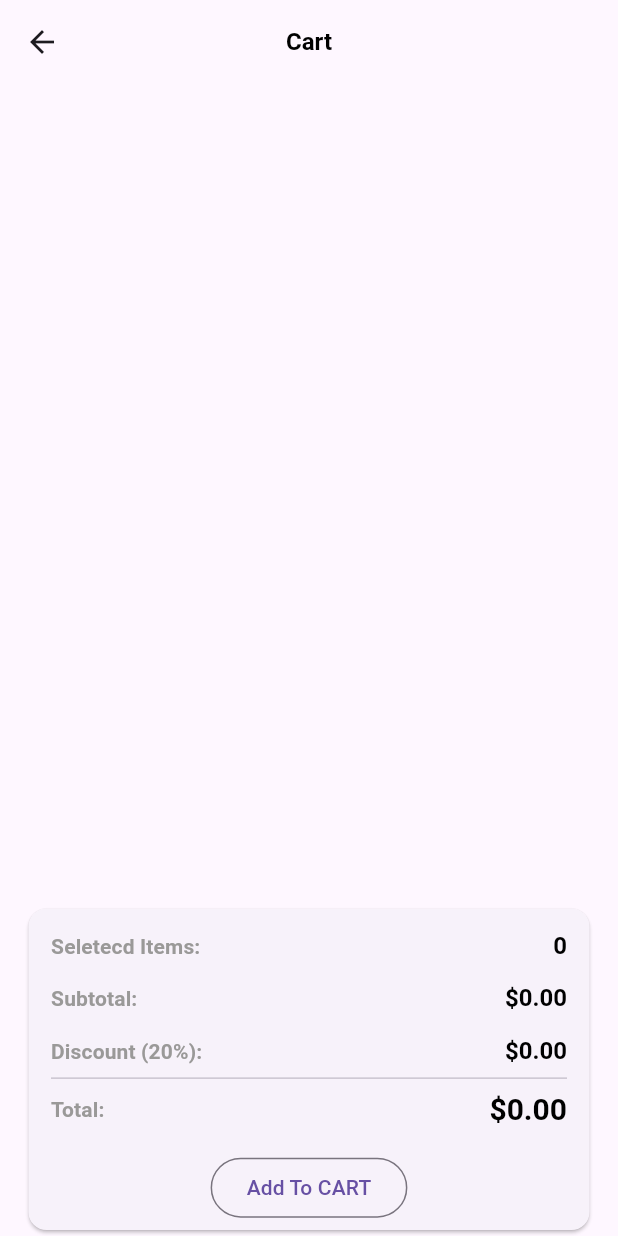
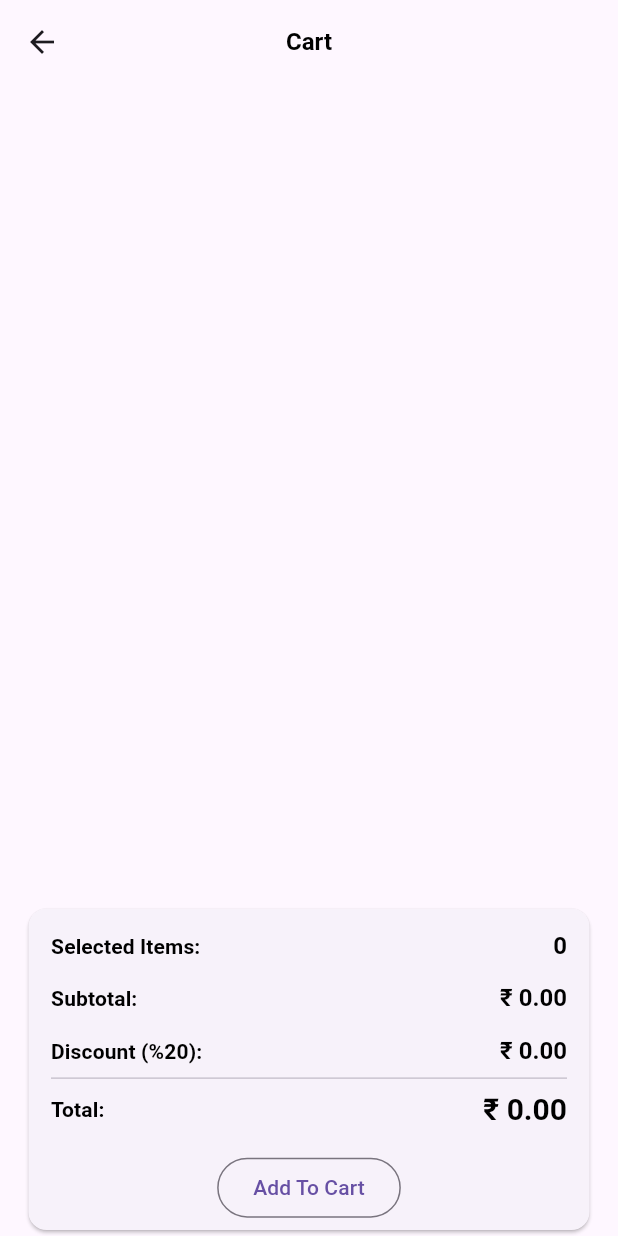
Before and after one commit to Mukeshkachchhawah/Ecommerce-Firebase-App, a Flutter app: the ShapingView screen opened directly, on a phone screen of 412 x 824 dp. Run offline on Flutter 3.47's test engine with Material 3 defaults, Android fonts, the phone set to English and light mode, and no system bars; our stand-ins replace another_flushbar, cloud_firestore, firebase_core, flutter_slidable, fluttertoast, lottie and 2 more; missing offline and left inert: flutter_cashfree_pg_sdk; accounts and stored records are empty.

Commit message:
midified file & dark & light theme manage

```diff
--- a/lib/ui/desbord/splash_view.dart
+++ b/lib/ui/desbord/splash_view.dart
@@ -21,6 +21,8 @@ class _SplashViewState extends State<SplashView> {
       () {
         Navigator.pushReplacement(
             context,
+
+
             MaterialPageRoute(
               builder: (context) => const BottomBarView(),
             ));
@@ -30,7 +32,7 @@ class _SplashViewState extends State<SplashView> {
 
   @override
   Widget build(BuildContext context) {
-    return Scaffold(
+    return const Scaffold(
       backgroundColor: Colors.amberAccent,
       body: Center(
         child: Icon(
--- a/lib/ui/screens/home/product_details_view.dart
+++ b/lib/ui/screens/home/product_details_view.dart
@@ -76,8 +76,9 @@ class _ProductDetailsViewState extends State<ProductDetailsView> {
                       hSpace(),
                       Text(
                         widget.productDesc,
-                        style: textStyleFonts14(context,
-                            colors: const Color(0xFFDBDBD8)),
+                        style: textStyleFonts14(
+                          context,
+                        ),
                       ),
                       hSpace(),
                       const Text("⭐⭐⭐⭐⭐"),
--- a/lib/ui/screens/shoping/shaping_view.dart
+++ b/lib/ui/screens/shoping/shaping_view.dart
@@ -1,20 +1,19 @@
-import 'package:e_commerece_clon/provider/card_item_provider.dart';
+import 'package:e_commerece_clon/ui/screens/shoping/shoping_view_modal.dart';
 import 'package:flutter/material.dart';
 import 'package:flutter_slidable/flutter_slidable.dart';
 import 'package:provider/provider.dart';
+
+import 'package:e_commerece_clon/provider/card_item_provider.dart';
 import 'package:e_commerece_clon/utils/ui_helper.dart';
-import 'package:e_commerece_clon/modal/cart_item_modal.dart';
-
-import 'payment_gatewat.dart';
 
 class ShapingView extends StatelessWidget {
-  const ShapingView({
-    super.key,
-  });
+  const ShapingView({Key? key}) : super(key: key);
 
   @override
   Widget build(BuildContext context) {
-    return Scaffold(
+    return ChangeNotifierProvider(
+      create: (_) => ShapingViewModel(),
+      child: Scaffold(
         appBar: AppBar(
           centerTitle: true,
           title: Text(
@@ -22,8 +21,8 @@ class ShapingView extends StatelessWidget {
             style: textStyleFonts16(context),
           ),
         ),
-      body: Consumer<CartProvider>(
-        builder: (context, cartProvider, _) => Padding(
+        body: Consumer2<CartProvider, ShapingViewModel>(
+          builder: (context, cartProvider, viewModel, _) => Padding(
             padding: const EdgeInsets.symmetric(horizontal: 15.0),
             child: Stack(
               alignment: AlignmentDirectional.bottomCenter,
@@ -33,8 +32,9 @@ class ShapingView extends StatelessWidget {
                   itemBuilder: (context, index) {
                     final item = cartProvider.cartItems[index];
                     return Slidable(
-                      endActionPane:
-                          ActionPane(motion: ScrollMotion(), children: [
+                      endActionPane: ActionPane(
+                        motion: const ScrollMotion(),
+                        children: [
                           SlidableAction(
                             onPressed: (context) {
                               context.read<CartProvider>().removeFromCart(item);
@@ -47,116 +47,9 @@ class ShapingView extends StatelessWidget {
                             icon: Icons.share,
                             label: 'Share',
                           )
-                      ]),
-                      child: CartItemWidget(item: item, index: index));
-
-                  //   CartItemWidget(item: item, index: index);
-                },
-              ),
-              Card(
-                child: SizedBox(
-                  height: MediaQuery.of(context).size.height * 0.26,
-                  child: Padding(
-                    padding: const EdgeInsets.all(15.0),
-                    child: Column(
-                      children: [
-                        Row(
-                          mainAxisAlignment: MainAxisAlignment.spaceBetween,
-                          children: [
-                            Text(
-                              "Seletecd Items: ",
-                              style: textStyleFonts14(context,
-                                  colors: const Color(0xff9a9998)),
-                            ),
-                            Text(
-                              "${cartProvider.cartItems.length}",
-                              style: textStyleFonts16(context),
-                            ),
                         ],
                       ),
-                        hSpace(),
-                        Row(
-                          mainAxisAlignment: MainAxisAlignment.spaceBetween,
-                          children: [
-                            Text(
-                              "Subtotal:",
-                              style: textStyleFonts14(context,
-                                  colors: const Color(0xff9a9998)),
-                            ),
-                            Text(
-                              "\$${cartProvider.subtotal.toStringAsFixed(2)}",
-                              style: textStyleFonts16(context),
-                            ),
-                          ],
-                        ),
-                        hSpace(),
-                        Row(
-                          mainAxisAlignment: MainAxisAlignment.spaceBetween,
-                          children: [
-                            Text(
-                              "Discount (20%):",
-                              style: textStyleFonts14(context,
-                                  colors: const Color(0xff9a9998)),
-                            ),
-                            Text(
-                              "\$${cartProvider.discount.toStringAsFixed(2)}",
-                              style: textStyleFonts16(context),
-                            ),
-                          ],
-                        ),
-                        const Divider(),
-                        Row(
-                          mainAxisAlignment: MainAxisAlignment.spaceBetween,
-                          children: [
-                            Text(
-                              "Total:",
-                              style: textStyleFonts14(context,
-                                  colors: const Color(0xff9a9998)),
-                            ),
-                            Text(
-                              "\$${cartProvider.total.toStringAsFixed(2)}",
-                              style: textStyleFonts20(context),
-                            ),
-                          ],
-                        ),
-                        hSpace(),
-                        OutlinedButton(
-                            onPressed: () {
-                              Navigator.push(
-                                  context,
-                                  MaterialPageRoute(
-                                    builder: (context) => PaymentPage(),
-                                  ));
-                            },
-                            child: Text("Add To CART"))
-                      ],
-                    ),
-                  ),
-                ),
-              ),
-            ],
-          ),
-        ),
-      ),
-    );
-  }
-}
-
-class CartItemWidget extends StatelessWidget {
-  final CartItemModal item;
-  final int index;
-
-  const CartItemWidget({
-    super.key,
-    required this.item,
-    required this.index,
-  });
-
-  @override
-  Widget build(BuildContext context) {
-    final cartProvider = Provider.of<CartProvider>(context, listen: false);
-
-    return Card(
+                      child: Card(
                         child: Padding(
                           padding: const EdgeInsets.all(8.0),
                           child: Row(
@@ -191,13 +84,16 @@ class CartItemWidget extends StatelessWidget {
                                   Column(
                                     children: [
                                       GestureDetector(
-                      onTap: () => cartProvider.incrementQuantity(index),
+                                        onTap: () => cartProvider
+                                            .incrementQuantity(index),
                                         child: Container(
                                           height: 30,
                                           width: 30,
                                           decoration: BoxDecoration(
-                          border: Border.all(color: Colors.black),
-                          borderRadius: BorderRadius.circular(100),
+                                            border:
+                                                Border.all(color: Colors.black),
+                                            borderRadius:
+                                                BorderRadius.circular(100),
                                           ),
                                           child: Center(
                                             child: Text(
@@ -214,13 +110,16 @@ class CartItemWidget extends StatelessWidget {
                                       ),
                                       hSpace(mHeight: 10),
                                       GestureDetector(
-                      onTap: () => cartProvider.decrementQuantity(index),
+                                        onTap: () => cartProvider
+                                            .decrementQuantity(index),
                                         child: Container(
                                           height: 30,
                                           width: 30,
                                           decoration: BoxDecoration(
-                          border: Border.all(color: Colors.black),
-                          borderRadius: BorderRadius.circular(100),
+                                            border:
+                                                Border.all(color: Colors.black),
+                                            borderRadius:
+                                                BorderRadius.circular(100),
                                           ),
                                           child: Center(
                                             child: Text(
@@ -237,17 +136,103 @@ class CartItemWidget extends StatelessWidget {
                                     height: 100,
                                     width: 100,
                                     decoration: BoxDecoration(
-                      // color: Colors.red,
                                       borderRadius: BorderRadius.circular(10),
                                       image: DecorationImage(
-                          image: NetworkImage(item.imgPath ?? ''),
-                          fit: BoxFit.cover)),
+                                        image: NetworkImage(item.imgPath),
+                                        fit: BoxFit.cover,
+                                      ),
+                                    ),
                                   ),
                                 ],
                               ),
                             ],
                           ),
                         ),
+                      ),
+                    );
+                  },
+                ),
+                Card(
+                  child: SizedBox(
+                    height: MediaQuery.of(context).size.height * 0.26,
+                    child: Padding(
+                      padding: const EdgeInsets.all(15.0),
+                      child: Column(
+                        children: [
+                          Row(
+                            mainAxisAlignment: MainAxisAlignment.spaceBetween,
+                            children: [
+                              Text(
+                                "Selected Items: ",
+                                style: textStyleFonts14(context,
+                                  ),
+                              ),
+                              Text(
+                                "${cartProvider.cartItems.length}",
+                                style: textStyleFonts16(context),
+                              ),
+                            ],
+                          ),
+                          hSpace(),
+                          Row(
+                            mainAxisAlignment: MainAxisAlignment.spaceBetween,
+                            children: [
+                              Text(
+                                "Subtotal:",
+                                style: textStyleFonts14(context,
+                                    ),
+                              ),
+                              Text(
+                                "₹ ${cartProvider.subtotal.toStringAsFixed(2)}",
+                                style: textStyleFonts16(context),
+                              ),
+                            ],
+                          ),
+                          hSpace(),
+                          Row(
+                            mainAxisAlignment: MainAxisAlignment.spaceBetween,
+                            children: [
+                              Text(
+                                "Discount (%20):",
+                                style: textStyleFonts14(context,
+                                  ),
+                              ),
+                              Text(
+                                "₹ ${cartProvider.discount.toStringAsFixed(2)}",
+                                style: textStyleFonts16(context),
+                              ),
+                            ],
+                          ),
+                          const Divider(),
+                          Row(
+                            mainAxisAlignment: MainAxisAlignment.spaceBetween,
+                            children: [
+                              Text(
+                                "Total:",
+                                style: textStyleFonts14(context,
+                                 ),
+                              ),
+                              Text(
+                                "₹ ${cartProvider.total.toStringAsFixed(2)}",
+                                style: textStyleFonts20(context),
+                              ),
+                            ],
+                          ),
+                          hSpace(),
+                          OutlinedButton(
+                            onPressed: () => viewModel.pay(cartProvider),
+                            child: const Text("Add To Cart"),
+                          ),
+                        ],
+                      ),
+                    ),
+                  ),
+                ),
+              ],
+            ),
+          ),
+        ),
+      ),
     );
   }
 }
--- a/lib/utils/ui_helper.dart
+++ b/lib/utils/ui_helper.dart
@@ -31,41 +31,53 @@ TextStyle textStyleFonts12(BuildContext context, {colors = Colors.black}) {
 }
 
 /// Custom fonts custom button fonts size forget password
-TextStyle textStyleFonts14(BuildContext context, {colors = Colors.black}) {
+TextStyle textStyleFonts14(BuildContext context) {
+  final isDarkMode = Theme.of(context).brightness == Brightness.dark;
+  final color = isDarkMode ? Colors.white : Colors.black;
+
   return Theme.of(context).textTheme.labelLarge!.copyWith(
-        color: colors,
+        color: color,
         fontWeight: FontWeight.bold,
         fontSize: 14,
       );
 }
 
 /// Custom fonts custom button fonts size forget password
-TextStyle textStyleFonts16(BuildContext context, {colors = Colors.black}) {
+TextStyle textStyleFonts16(BuildContext context) {
+  final isDarkMode = Theme.of(context).brightness == Brightness.dark;
+  final color = isDarkMode ? Colors.white : Colors.black;
+
   return Theme.of(context).textTheme.headlineLarge!.copyWith(
-        color: colors,
+        color: color,
         fontWeight: FontWeight.bold,
         fontSize: 16,
       );
 }
 
-TextStyle textStyleFonts18(BuildContext context, {colors = Colors.black}) {
+TextStyle textStyleFonts18(BuildContext context) {
+  final isDarkMode = Theme.of(context).brightness == Brightness.dark;
+  final color = isDarkMode ? Colors.white : Colors.black;
   return Theme.of(context).textTheme.headlineLarge!.copyWith(
-        color: colors,
+        color: color,
         fontWeight: FontWeight.bold,
         fontSize: 18,
       );
 }
 
-TextStyle textStyleFonts20(BuildContext context, {colors = Colors.black}) {
+TextStyle textStyleFonts20(BuildContext context) {
+    final isDarkMode = Theme.of(context).brightness == Brightness.dark;
+  final color = isDarkMode ? Colors.white : Colors.black;
   return Theme.of(context)
       .textTheme
       .headlineMedium!
-      .copyWith(color: colors, fontWeight: FontWeight.bold, fontSize: 20);
+      .copyWith(color: color, fontWeight: FontWeight.bold, fontSize: 20);
 }
 
-TextStyle textStyleFonts28(BuildContext context, {colors = Colors.black}) {
+TextStyle textStyleFonts28(BuildContext context,) {
+    final isDarkMode = Theme.of(context).brightness == Brightness.dark;
+  final color = isDarkMode ? Colors.white : Colors.black;
   return Theme.of(context)
       .textTheme
       .headlineMedium!
-      .copyWith(color: colors, fontWeight: FontWeight.bold, fontSize: 28);
+      .copyWith(color: color, fontWeight: FontWeight.bold, fontSize: 28);
 }
--- a/pubspec.yaml
+++ b/pubspec.yaml
@@ -44,6 +44,7 @@ dependencies:
   fluttertoast: ^8.2.6
   lottie: ^3.1.2
   flutter_cashfree_pg_sdk: ^2.1.3+33
+  shared_preferences: ^2.2.3
 
 dev_dependencies:
   flutter_test:
```
Also changed, not shown: lib/main.dart (+8 -3 lines), lib/provider/theme_provider.dart (added, +33 -0 lines), lib/ui/screens/home/category_view.dart (+4 -3 lines), lib/ui/screens/home/home_page_view.dart (+6 -5 lines), lib/ui/screens/profile/user_profile_view.dart (+10 -5 lines), lib/ui/screens/shoping/shoping_view_modal.dart (renamed from lib/ui/screens/shoping/payment_gatewat.dart, +38 -103 lines), pubspec.lock, 1 other file. Lines whose indentation alone changed are shown as unchanged.
